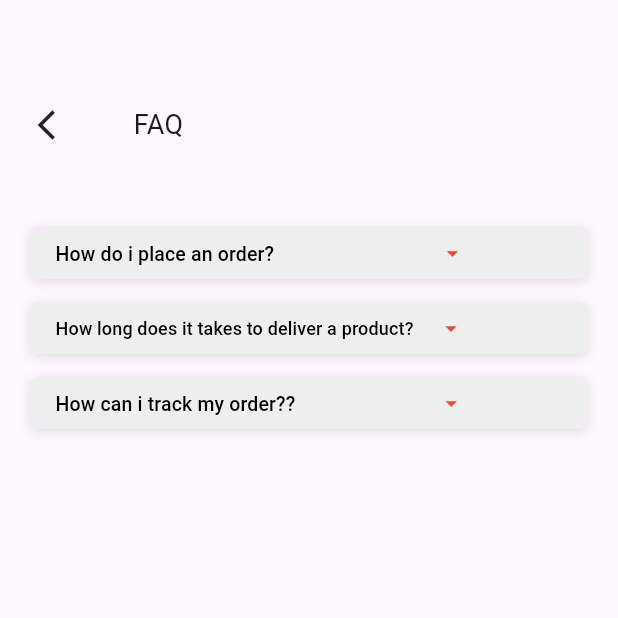
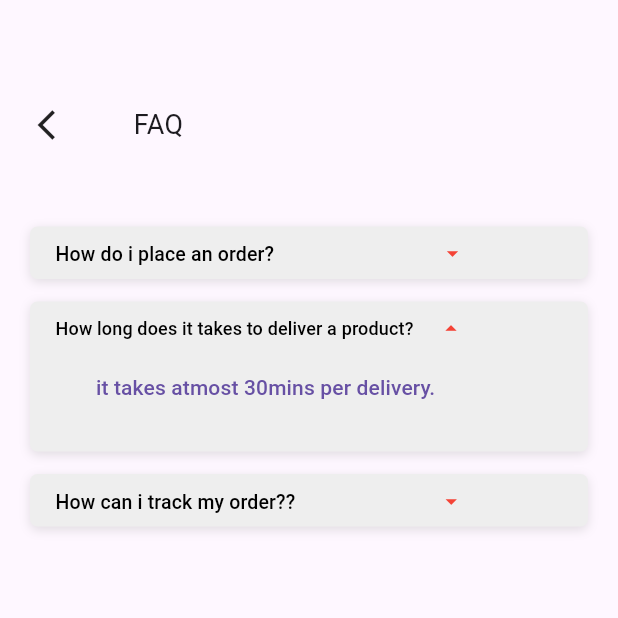
Before and after one commit to Feteh23/Spiderman_delivery, a Flutter app: the Faq screen opened directly, on a phone screen of 412 x 824 dp, the top half of it. Run offline on Flutter 3.47's test engine with Material 3 defaults, Android fonts, the phone set to English and light mode, and no system bars.

Commit message:
spiderman delivery

```diff
--- a/lib/faq.dart
+++ b/lib/faq.dart
@@ -72,7 +72,7 @@ class Faq extends StatelessWidget {
             Padding(
             padding: const EdgeInsets.only(left:20 , right: 20),
             child: Container(
-              height: 35,
+              height: 100,
               width: double.infinity,
               decoration: BoxDecoration(color: Colors.grey[200],
               borderRadius: BorderRadius.circular(5),
@@ -98,11 +98,20 @@ class Faq extends StatelessWidget {
                               builder: (BuildContext context) => Faq(),
                             ));
                           },
-                          child: Row(
+                          child: Column(
                             children: [
-                              Text('How long does it takes to deliver a product?', style: TextStyle(fontSize: 12, color: Colors.black,),textAlign: TextAlign.right),
-                              SizedBox(width: 16,),
-                              Icon(Icons.arrow_drop_down, color: Colors.red,)
+                              Row(
+                                children: [
+                                  Text('How long does it takes to deliver a product?', style: TextStyle(fontSize: 12, color: Colors.black,),textAlign: TextAlign.right),
+                                  SizedBox(width: 16,),
+                                  Icon(Icons.arrow_drop_up, color: Colors.red,)
+                                ],
+                              ),
+                              SizedBox(height: 20,),
+                              Padding(
+                                padding: const EdgeInsets.only(right: 63),
+                                child: Text('it takes atmost 30mins per delivery.',),
+                              )
                             ],
                           ),
 
--- a/lib/sign_in.dart
+++ b/lib/sign_in.dart
@@ -73,11 +73,14 @@ class _SignInState extends State<SignIn> {
                       Icon(Icons.phone, size: 20,),
                       SizedBox(width: 20,),
                       Expanded(
+                        child: Padding(
+                          padding: const EdgeInsets.only(top: 15),
                           child: TextField(
                             keyboardType: TextInputType.number,
                             decoration: InputDecoration(
                               hintText: 'Phone Number',
                               border: InputBorder.none
+                            ),
                           ),
                         ),
                       )
@@ -113,11 +116,14 @@ class _SignInState extends State<SignIn> {
                       Icon(Icons.lock_clock_rounded),
                       SizedBox(width: 20,),
                       Expanded(
+                        child: Padding(
+                          padding: const EdgeInsets.only(top: 10),
                           child: TextField(
 
                             decoration: InputDecoration(
                               hintText: 'Password',
                               border: InputBorder.none,
+                            ),
                           ),
                         ),
                       ),
```
Also changed, not shown: lib/change_password.dart (+21 -9 lines), lib/dialogue.dart (+11 -0 lines), lib/log_ins.dart/sign_in.dart (+9 -2 lines), lib/reset_password.dart (+9 -6 lines), lib/signup.dart (+15 -3 lines), 16 other files. Lines whose indentation alone changed are shown as unchanged.
